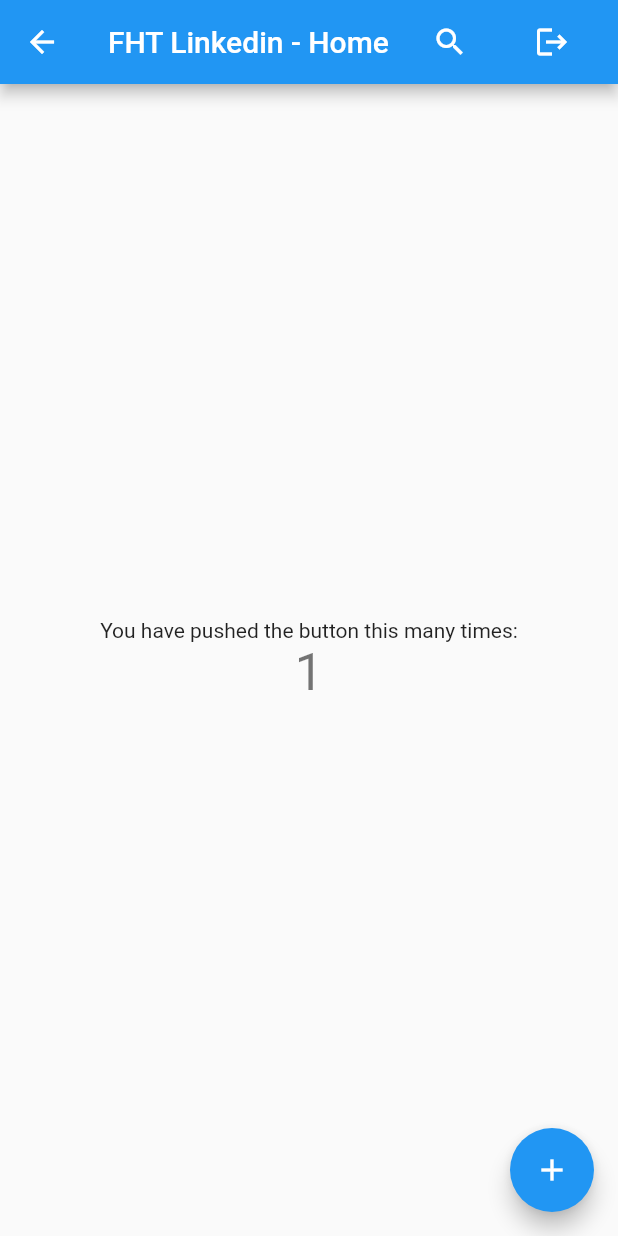
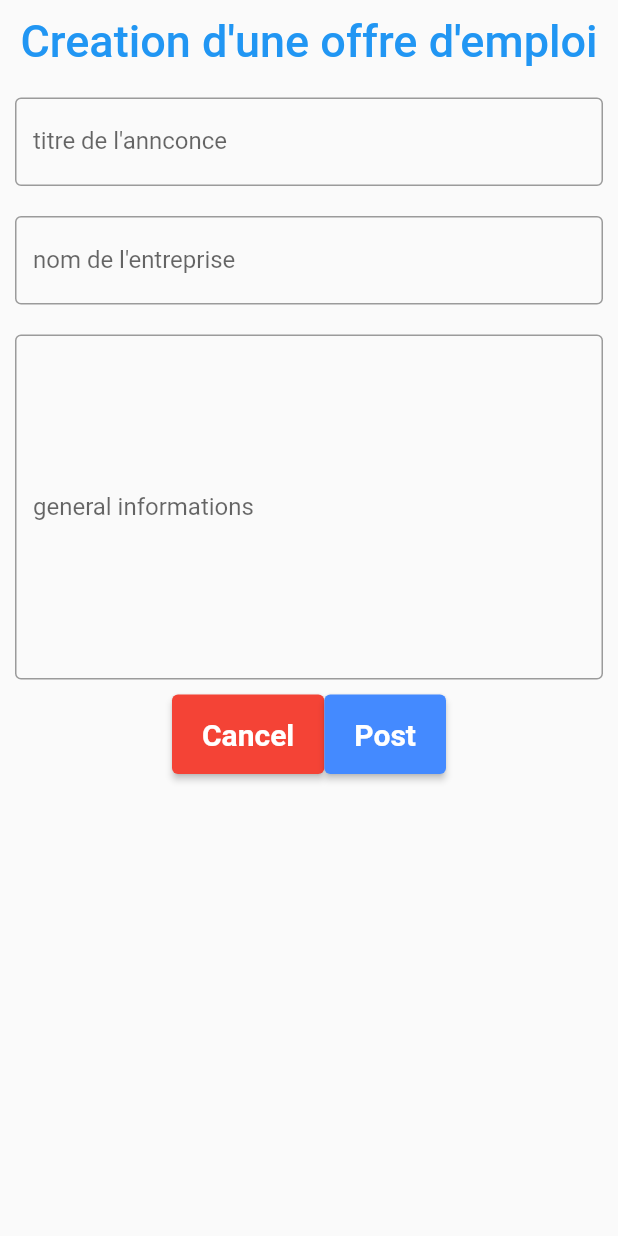
Before and after one commit to Thomas141100/nlpf, a Flutter app: the HomePage screen opened by its route, after a tap on the "add" icon, on a phone screen of 412 x 824 dp. Run offline on Flutter 3.47's test engine with Material 2 defaults, Android fonts, the phone set to English and light mode, and no system bars.

```diff
--- /dev/null
+++ b/frontend/lib/createJobOffer.dart
@@ -0,0 +1,133 @@
+import 'package:flutter/material.dart';
+
+class CreateJobOffer extends StatefulWidget {
+  const CreateJobOffer({super.key});
+
+  @override
+  State<CreateJobOffer> createState() => _CreateJobOffer();
+}
+
+class _CreateJobOffer extends State<CreateJobOffer> {
+  final _formKey = GlobalKey<FormState>();
+  final titleController = TextEditingController();
+  final descriptionController = TextEditingController();
+  final tagsController = TextEditingController();
+  final companyNameController = TextEditingController();
+
+  @override
+  void dispose() {
+    // Clean up the controller when the widget is disposed.
+    titleController.dispose();
+    descriptionController.dispose();
+    tagsController.dispose();
+    companyNameController.dispose();
+    super.dispose();
+  }
+
+  @override
+  Widget build(BuildContext context) {
+    return Form(
+      key: _formKey,
+      child: ListView(
+        children: <Widget>[
+          Container(
+            alignment: Alignment.center,
+            padding: const EdgeInsets.all(10),
+            child: const Text(
+              'Creation d\'une offre d\'emploi',
+              style: TextStyle(
+                  color: Colors.blue,
+                  fontWeight: FontWeight.w500,
+                  fontSize: 30),
+            ),
+          ),
+          Container(
+            padding: const EdgeInsets.all(10),
+            child: TextFormField(
+              controller: titleController,
+              decoration: const InputDecoration(
+                border: OutlineInputBorder(),
+                labelText: 'titre de l\'annconce',
+              ),
+              validator: (String? value) {
+                if (value == null || value.isEmpty) {
+                  return 'Please enter some text';
+                }
+                return null;
+              },
+            ),
+          ),
+          Container(
+            padding: const EdgeInsets.all(10),
+            child: TextFormField(
+              controller: companyNameController,
+              decoration: const InputDecoration(
+                border: OutlineInputBorder(),
+                labelText: 'nom de l\'entreprise',
+              ),
+              validator: (String? value) {
+                if (value == null || value.isEmpty) {
+                  return 'Please enter some text';
+                }
+                return null;
+              },
+            ),
+          ),
+          Container(
+            padding: const EdgeInsets.all(10),
+            child: TextFormField(
+              controller: descriptionController,
+              keyboardType: TextInputType.multiline,
+              maxLines: 10,
+              decoration: const InputDecoration(
+                border: OutlineInputBorder(),
+                labelText: 'general informations',
+              ),
+              validator: (String? value) {
+                if (value == null || value.isEmpty) {
+                  return 'Please enter some text';
+                }
+                return null;
+              },
+            ),
+          ),
+          Row(
+            mainAxisAlignment: MainAxisAlignment.center,
+            children: <Widget>[
+              ElevatedButton(
+                style: ElevatedButton.styleFrom(
+                    backgroundColor: Colors.red,
+                    padding: const EdgeInsets.symmetric(
+                        horizontal: 20, vertical: 15),
+                    textStyle: const TextStyle(
+                        fontSize: 30, fontWeight: FontWeight.bold)),
+                child: const Text(
+                  'Cancel',
+                  style: TextStyle(fontSize: 20),
+                ),
+                onPressed: () {
+                  Navigator.pop(context);
+                },
+              ),
+              ElevatedButton(
+                style: ElevatedButton.styleFrom(
+                    backgroundColor: Colors.blueAccent,
+                    padding: const EdgeInsets.symmetric(
+                        horizontal: 20, vertical: 15),
+                    textStyle: const TextStyle(
+                        fontSize: 30, fontWeight: FontWeight.bold)),
+                child: const Text(
+                  'Post',
+                  style: TextStyle(fontSize: 20),
+                ),
+                onPressed: () {
+                  //signup screen
+                },
+              )
+            ],
+          ),
+        ],
+      ),
+    );
+  }
+}
--- a/frontend/lib/homepage.dart
+++ b/frontend/lib/homepage.dart
@@ -1,5 +1,6 @@
 import 'components/header.dart';
 import 'package:flutter/material.dart';
+import 'createJobOffer.dart';
 
 class HomePage extends StatefulWidget {
   const HomePage({super.key, required this.title});
@@ -74,8 +75,17 @@ class _HomePageState extends State<HomePage> {
         ),
       ),
       floatingActionButton: FloatingActionButton(
-        onPressed: _incrementCounter,
-        tooltip: 'Increment',
+        onPressed: () {
+          showDialog(
+            context: context,
+            builder: (context) {
+              return const Scaffold(
+                body: CreateJobOffer(),
+              );
+            },
+          );
+        },
+        tooltip: 'Post a JobOffer',
         child: const Icon(Icons.add),
       ), // This trailing comma makes auto-formatting nicer for build methods.
     );
```
